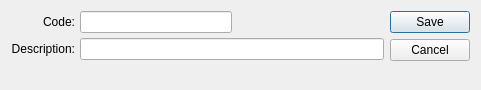
First picture: the form in guiclient/shipVia.ui, repository discountscott/qt-client, before the edit.
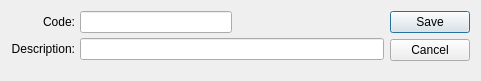
Second picture: the form after the edit. Custom widgets are drawn as their Qt base class.

Diff of the .ui file:
```diff
--- a/guiclient/shipVia.ui
+++ b/guiclient/shipVia.ui
@@ -14,7 +14,7 @@
     <x>0</x>
     <y>0</y>
     <width>481</width>
-    <height>90</height>
+    <height>81</height>
    </rect>
   </property>
   <property name="windowTitle">
```
Left out of the diff: 1 changed line with no effect on the pictures.
